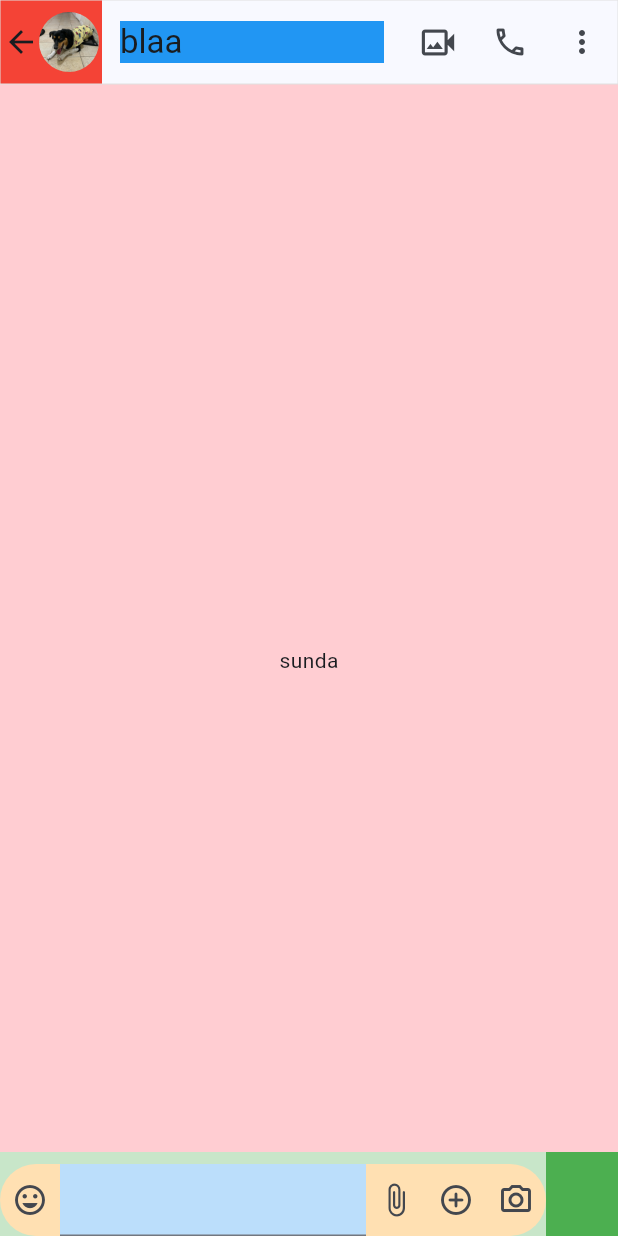
After one commit to victorhmacfer/wazzap, a Flutter app: the screen it shows after launch, after a tap on "Adilson", on a phone screen of 412 x 824 dp. The commit adds this screen. Run offline on Flutter 3.47's test engine with Material 3 defaults, Android fonts, the phone set to English and light mode, and no system bars.

Commit message:
first sketch of chat input field

```diff
--- /dev/null
+++ b/lib/conversation.dart
@@ -0,0 +1,119 @@
+// ignore_for_file: prefer_const_constructors
+
+import 'package:flutter/material.dart';
+
+class ConversationScreen extends StatelessWidget {
+  @override
+  Widget build(BuildContext context) {
+    return Scaffold(
+      appBar: AppBar(
+        shape: ContinuousRectangleBorder(
+          side: BorderSide(
+            color: Colors.grey[300]!,
+            width: 0.0,
+          ),
+        ),
+        leading: Container(
+          color: Colors.red,
+          alignment: Alignment.center,
+          child: Row(
+            mainAxisSize: MainAxisSize.min,
+            children: [
+              Icon(Icons.arrow_back),
+              Container(
+                height: 40,
+                width: 40,
+                clipBehavior: Clip.antiAlias,
+                decoration: BoxDecoration(
+                  shape: BoxShape.circle,
+                ),
+                child: Image.asset(
+                  'assets/images/mulanzinha.jpg',
+                ),
+              ),
+            ],
+          ),
+        ),
+        leadingWidth: 68,
+        titleSpacing: 12,
+        title: Container(
+          color: Colors.blue,
+          alignment: Alignment.centerLeft,
+          child: Text('blaa'),
+        ),
+        actions: [
+          IconButton(
+              onPressed: () {},
+              icon: Icon(
+                Icons.video_camera_back_outlined,
+                size: 26,
+              )),
+          IconButton(onPressed: () {}, icon: Icon(Icons.phone_outlined)),
+          IconButton(onPressed: () {}, icon: Icon(Icons.more_vert_rounded)),
+        ],
+      ),
+      body: Container(
+        color: Colors.red[100],
+        alignment: Alignment.center,
+        child: Text('sunda'),
+      ),
+      bottomSheet: _MyBottomSheet(),
+    );
+  }
+}
+
+class _MyBottomSheet extends StatelessWidget {
+  @override
+  Widget build(BuildContext context) {
+    return Container(
+      color: Colors.green[100],
+      constraints: BoxConstraints(maxHeight: 150),
+      child: Row(
+        crossAxisAlignment: CrossAxisAlignment.end,
+        children: [
+          Expanded(child: _ChatInputField()),
+          Container(
+            height: 56,
+            color: Colors.green,
+            width: 48,
+          ),
+        ],
+      ),
+    );
+  }
+}
+
+class _ChatInputField extends StatelessWidget {
+  @override
+  Widget build(BuildContext context) {
+    return Container(
+      decoration: BoxDecoration(
+          color: Colors.orange[100], borderRadius: BorderRadius.circular(40)),
+      child: Row(
+        children: [
+          Container(
+            // color: Colors.purple[100],
+            child: IconButton(
+              visualDensity: VisualDensity.compact,
+              onPressed: () {},
+              icon: Icon(Icons.mood),
+            ),
+          ),
+          Expanded(
+            child: Container(
+              // width: 150,
+              color: Colors.blue[100],
+              child: TextField(
+                maxLines: null,
+              ),
+            ),
+          ),
+
+          IconButton(visualDensity: VisualDensity.compact, onPressed: () {}, icon: Icon(Icons.attach_file_rounded)),
+          IconButton(visualDensity: VisualDensity.compact, onPressed: () {}, icon: Icon(Icons.add_circle_outline_rounded)),
+          IconButton(visualDensity: VisualDensity.compact, onPressed: () {}, icon: Icon(Icons.camera_alt_outlined)),
+        ],
+      ),
+    );
+  }
+}
--- a/lib/main.dart
+++ b/lib/main.dart
@@ -2,6 +2,7 @@
 
 import 'package:flutter/material.dart';
 import 'package:wazzap/archived_chats.dart';
+import 'package:wazzap/conversation.dart';
 
 const logoGreen = Color(0xff1dab61);
 
@@ -170,7 +171,6 @@ class ArchivedChatsButton extends StatelessWidget {
           onTap: () {
             Navigator.push(context, MaterialPageRoute(builder: (ctx) {
               return ArchivedChatsScreen();
-
             }));
           },
           child: Container(
@@ -192,8 +192,10 @@ class ArchivedChatsButton extends StatelessWidget {
                   // color: Colors.yellow,
                   child: Text(
                     'Archived',
-                    style:
-                        TextStyle(color: lighterBlack, fontSize: 15, fontWeight: FontWeight.w600),
+                    style: TextStyle(
+                        color: lighterBlack,
+                        fontSize: 15,
+                        fontWeight: FontWeight.w600),
                   ),
                 ),
               ],
@@ -288,24 +290,27 @@ class ChatsBody extends StatelessWidget {
           ),
           ChatFilterTile(),
           ArchivedChatsButton(),
-          MyDummyTile(Colors.white),
-          MyDummyTile(Colors.white),
-          MyDummyTile(Colors.white),
-          MyDummyTile(Colors.white),
-          MyDummyTile(Colors.white),
-          MyDummyTile(Colors.white),
-          MyDummyTile(Colors.white),
-          MyDummyTile(Colors.white),
-          MyDummyTile(Colors.white),
-          MyDummyTile(Colors.white),
-          MyDummyTile(Colors.white),
-          MyDummyTile(Colors.white),
-          MyDummyTile(Colors.white),
-          MyDummyTile(Colors.white),
-          MyDummyTile(Colors.white),
-          MyDummyTile(Colors.white),
-          MyDummyTile(Colors.white),
-          MyDummyTile(Colors.white),
+          MyDummyTile(),
+          MyDummyTile(),
+          MyDummyTile(),
+          MyDummyTile(),
+          MyDummyTile(),
+          MyDummyTile(),
+          MyDummyTile(),
+          MyDummyTile(),
+          MyDummyTile(),
+          MyDummyTile(),
+          MyDummyTile(),
+          MyDummyTile(),
+          MyDummyTile(),
+          MyDummyTile(),
+          MyDummyTile(),
+          MyDummyTile(),
+          MyDummyTile(),
+          MyDummyTile(),
+          MyDummyTile(),
+          MyDummyTile(),
+          MyDummyTile(),
         ],
       ),
     );
@@ -313,17 +318,20 @@ class ChatsBody extends StatelessWidget {
 }
 
 class MyDummyTile extends StatelessWidget {
-  MyDummyTile(this.color);
-
-  Color color;
-
   @override
   Widget build(BuildContext context) {
     return SliverToBoxAdapter(
+      child: Material(
+        color: Colors.white,
+        child: InkWell(
+          onTap: () {
+            Navigator.push(context, MaterialPageRoute(builder: (ctx) {
+              return ConversationScreen();
+            }));
+          },
           child: Container(
             // height: 84,
             padding: EdgeInsets.only(left: 18, top: 14, bottom: 14, right: 16),
-        color: color,
             child: Row(
               children: [
                 Container(
@@ -354,7 +362,9 @@ class MyDummyTile extends StatelessWidget {
                                       color: lighterBlack,
                                       fontSize: 15,
                                       fontWeight: FontWeight.w600)),
-                          Text('09:08', style: TextStyle(fontSize: 11, color: darkGrey)),
+                              Text('09:08',
+                                  style:
+                                      TextStyle(fontSize: 11, color: darkGrey)),
                             ],
                           ),
                         ),
@@ -363,7 +373,8 @@ class MyDummyTile extends StatelessWidget {
                           child: Row(
                             mainAxisAlignment: MainAxisAlignment.spaceBetween,
                             children: const [
-                          Text('Muito bem!', style: TextStyle(color: darkGrey)),
+                              Text('Muito bem!',
+                                  style: TextStyle(color: darkGrey)),
                               Icon(
                                 Icons.pin_drop,
                                 size: 16,
@@ -379,6 +390,8 @@ class MyDummyTile extends StatelessWidget {
               ],
             ),
           ),
+        ),
+      ),
     );
   }
 }
```
Lines whose indentation alone changed are shown as unchanged.
